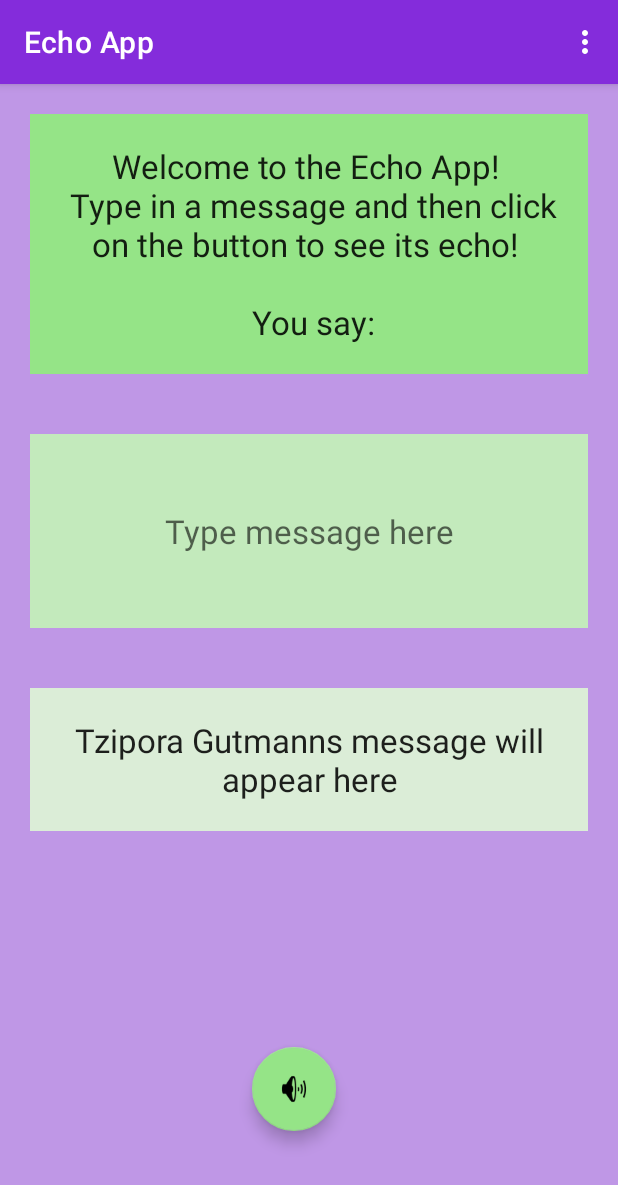
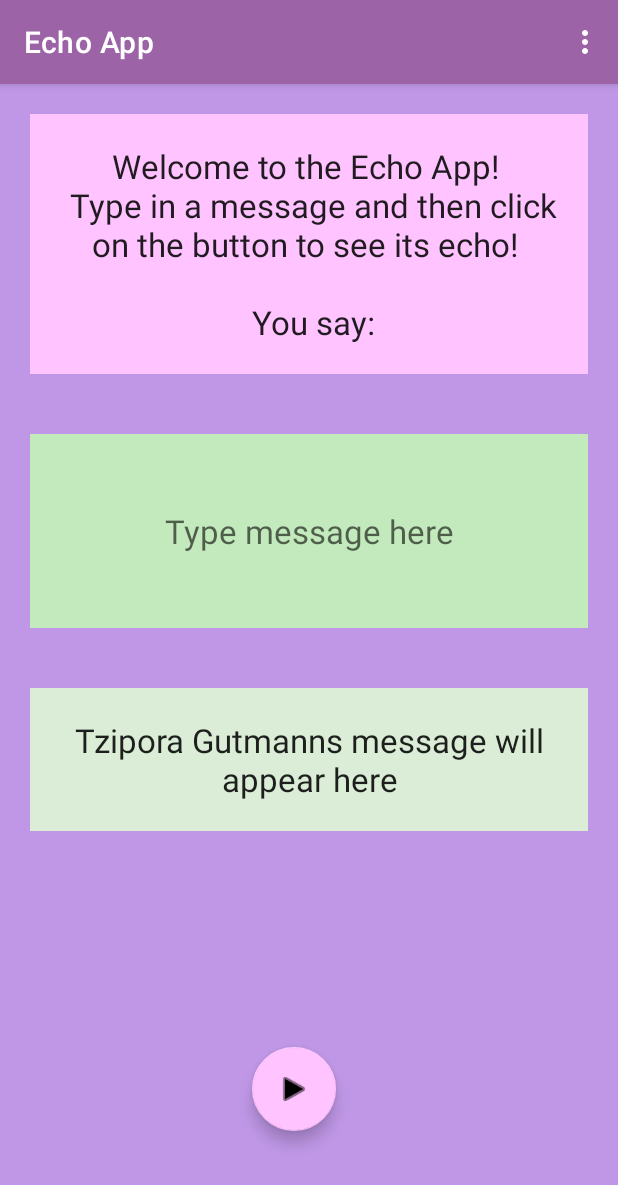
Before and after one commit to TziporaG/EchoApp, an Android app: the screen it shows after launch (MainActivity), on a phone screen of 412 x 824 dp. Shown: the top 1185 px of the screen. Run offline under Robolectric (Android 15) with nearby library versions, the phone set to English and light mode, and no system bars; our stand-ins replace navigation-ui.

Commit message:
added google's colors, GSON dependency and the Utils and userEntryList java classes

```diff
--- a/app/src/main/AndroidManifest.xml
+++ b/app/src/main/AndroidManifest.xml
@@ -10,7 +10,7 @@
         android:supportsRtl="true"
         android:theme="@style/Theme.EchoApp">
         <activity
-            android:name=".MainActivity"
+            android:name=".activities.MainActivity"
             android:exported="true"
             android:label="@string/app_name"
             android:theme="@style/Theme.EchoApp.NoActionBar">
--- a/app/src/main/java/com/example/echoapp/MainActivity.java
+++ b/app/src/main/java/com/example/echoapp/activities/MainActivity.java
@@ -1,7 +1,8 @@
-package com.example.echoapp;
+package com.example.echoapp.activities;
 
 import android.os.Bundle;
 
+import com.example.echoapp.R;
 import com.google.android.material.floatingactionbutton.FloatingActionButton;
 import com.google.android.material.snackbar.Snackbar;
 
--- a/app/src/main/res/layout/activity_main.xml
+++ b/app/src/main/res/layout/activity_main.xml
@@ -6,7 +6,7 @@
     xmlns:tools="http://schemas.android.com/tools"
     android:layout_width="match_parent"
     android:layout_height="match_parent"
-    tools:context=".MainActivity">
+    tools:context=".activities.MainActivity">
 
     <com.google.android.material.appbar.AppBarLayout
         android:layout_width="match_parent"
@@ -33,7 +33,7 @@
         android:layout_gravity="bottom|center"
         android:layout_marginEnd="@dimen/fab_margin"
         android:layout_marginBottom="70dp"
-        app:srcCompat="@android:drawable/ic_lock_silent_mode_off"
-        app:backgroundTint="@color/green"/>
+        app:srcCompat="@android:drawable/ic_media_play"
+        app:backgroundTint="@color/primaryLightColor"/>
 
 </androidx.coordinatorlayout.widget.CoordinatorLayout>
--- a/app/src/main/res/menu/menu_main.xml
+++ b/app/src/main/res/menu/menu_main.xml
@@ -1,7 +1,7 @@
 <menu xmlns:android="http://schemas.android.com/apk/res/android"
     xmlns:app="http://schemas.android.com/apk/res-auto"
     xmlns:tools="http://schemas.android.com/tools"
-    tools:context="com.example.echoapp.MainActivity">
+    tools:context="com.example.echoapp.activities.MainActivity">
     <item
         android:id="@+id/action_settings"
         android:orderInCategory="100"
--- a/app/src/main/res/values-night/themes.xml
+++ b/app/src/main/res/values-night/themes.xml
@@ -2,12 +2,12 @@
     <!-- Base application theme. -->
     <style name="Theme.EchoApp" parent="Theme.MaterialComponents.DayNight.DarkActionBar">
         <!-- Primary brand color. -->
-        <item name="colorPrimary">@color/green</item>
-        <item name="colorPrimaryVariant">@color/purple_700</item>
-        <item name="colorOnPrimary">@color/black</item>
+        <item name="colorPrimary">@color/primaryBlack</item>
+        <item name="colorPrimaryVariant">@color/primaryDarkColor</item>
+        <item name="colorOnPrimary">@color/primaryLightColor</item>
         <!-- Secondary brand color. -->
-        <item name="colorSecondary">@color/teal_200</item>
-        <item name="colorSecondaryVariant">@color/teal_200</item>
+        <item name="colorSecondary">@color/secondaryColor</item>
+        <item name="colorSecondaryVariant">@color/secondaryDarkColor</item>
         <item name="colorOnSecondary">@color/black</item>
         <!-- Status bar color. -->
         <item name="android:statusBarColor" tools:targetApi="l">?attr/colorPrimaryVariant</item>
--- a/app/src/main/res/values/colors.xml
+++ b/app/src/main/res/values/colors.xml
@@ -1,10 +1,15 @@
 <?xml version="1.0" encoding="utf-8"?>
 <resources>
-    <color name="green">#95E487</color>
-    <color name="purple_500">#FF6200EE</color>
-    <color name="purple_700">#FF3700B3</color>
-    <color name="teal_200">#A0EE84</color>
-    <color name="teal_700">#FF018786</color>
     <color name="black">#FF000000</color>
     <color name="white">#FFFFFFFF</color>
+
+    <color name="primaryColor">#ce93d8</color>
+    <color name="primaryLightColor">#ffc4ff</color>
+    <color name="primaryDarkColor">#9c64a6</color>
+    <color name="secondaryColor">#e1bee7</color>
+    <color name="secondaryLightColor">#fff1ff</color>
+    <color name="secondaryDarkColor">#af8eb5</color>
+    <color name="primaryTextColor">#000000</color>
+    <color name="primaryBlack">#000000</color>
+
 </resources>
--- a/app/src/main/res/values/styles.xml
+++ b/app/src/main/res/values/styles.xml
@@ -25,7 +25,7 @@
         <item name="android:layout_margin">@dimen/standard_margin</item>
         <item name="android:gravity">center</item>
         <item name="android:textAppearance">@style/TextAppearance.AppCompat.Large</item>
-        <item name ="android:background">@color/green</item>
+        <item name ="android:background">@color/primaryLightColor</item>
         <item name ="android:padding">20dp</item>
     </style>
 
--- a/app/src/main/res/values/themes.xml
+++ b/app/src/main/res/values/themes.xml
@@ -2,9 +2,9 @@
     <!-- Base application theme. -->
     <style name="Theme.EchoApp" parent="Theme.MaterialComponents.DayNight.DarkActionBar">
         <!-- Primary brand color. -->
-        <item name="colorPrimary">@color/ic_launcher_background</item>
-        <item name="colorPrimaryVariant">#FF09E7</item>
-        <item name="colorOnPrimary">#54DF19</item>
+        <item name="colorPrimary">@color/primaryDarkColor</item>
+        <item name="colorPrimaryVariant">@color/primaryColor</item>
+        <item name="colorOnPrimary">@color/primaryLightColor</item>
         <!-- Secondary brand color. -->
 
         <!-- Status bar color. -->
```
Also changed, not shown: app/build.gradle (+4 -3 lines), app/src/main/java/com/example/echoapp/activities/SplashActivity.java (added, +24 -0 lines), app/src/main/java/com/example/echoapp/lib/Utils.java (added, +57 -0 lines), app/src/main/java/com/example/echoapp/model/UserEntryList.java (added, +52 -0 lines).
